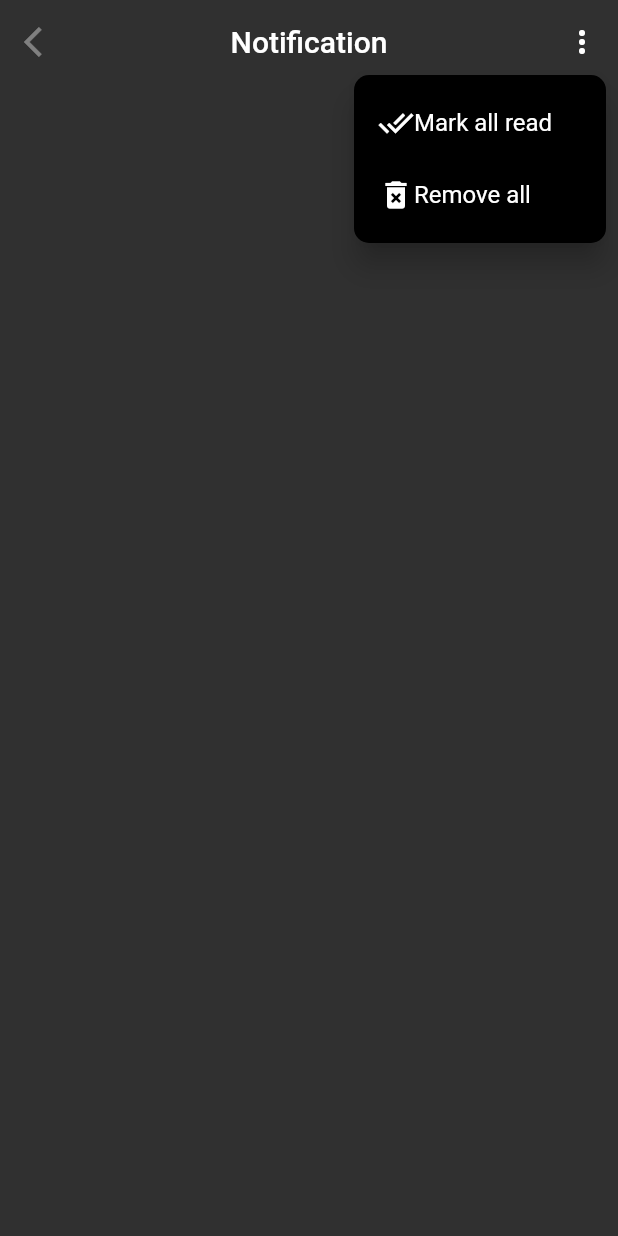
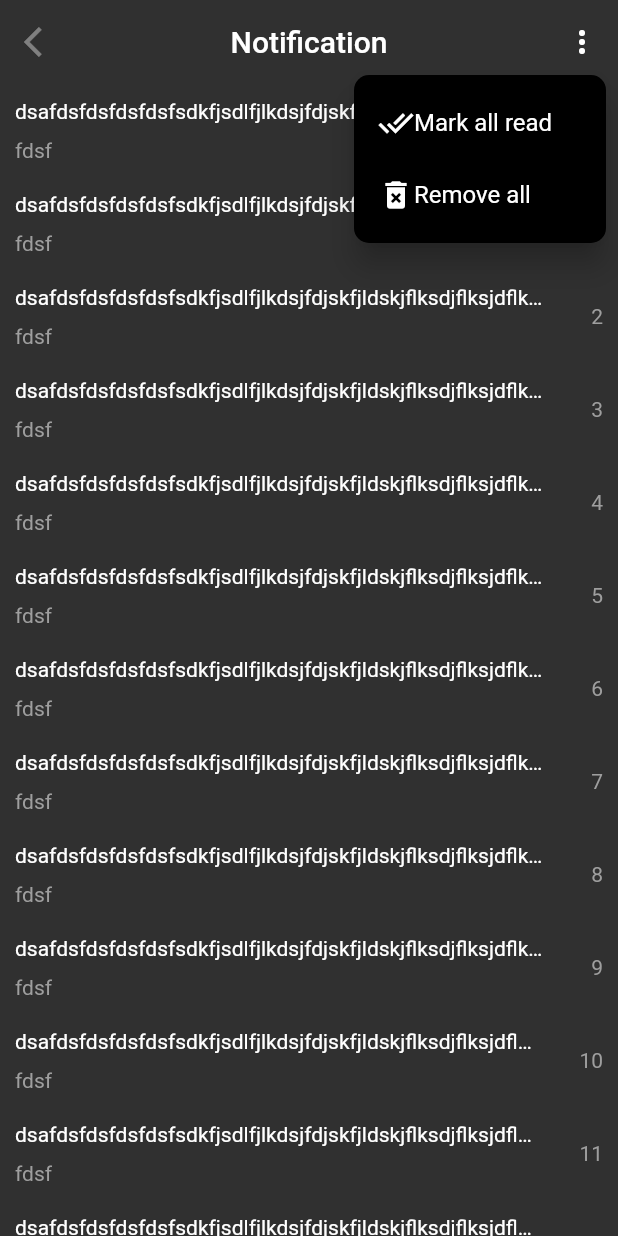
Before and after one commit to MiMi-Yup/ExpenseTracker, a Flutter app: the NotificationPage screen opened directly, after a tap on the "more vert" icon, on a phone screen of 412 x 824 dp. Run offline on Flutter 3.47's test engine with Material 2 defaults, Android fonts, the phone set to English and light mode, and no system bars; our stand-ins replace dotted_border, file_picker, fl_chart, image_picker, sliver_tools.

```diff
--- a/lib/main.dart
+++ b/lib/main.dart
@@ -6,6 +6,7 @@ import 'package:expense_tracker/page/first_setup/success.dart';
 import 'package:expense_tracker/page/home/nav.dart';
 import 'package:expense_tracker/page/introduction.dart';
 import 'package:expense_tracker/page/notification.dart';
+import 'package:expense_tracker/page/report/overview_report.dart';
 import 'package:expense_tracker/page/signup/signup.dart';
 import 'package:expense_tracker/page/signup/verify.dart';
 import 'package:expense_tracker/page/welcome_page.dart';
@@ -24,7 +25,7 @@ class MyApp extends StatelessWidget {
       debugShowCheckedModeBanner: false,
       theme: ThemeData.dark(),
       darkTheme: ThemeData.dark(),
-      home: Navigation(),
+      home: OverviewReport(),
     );
   }
 }
--- a/lib/page/home/nav.dart
+++ b/lib/page/home/nav.dart
@@ -51,7 +51,8 @@ class _NavigationState extends State<Navigation> {
           controller: _controller,
           physics: const NeverScrollableScrollPhysics(),
           itemCount: _itemsNav.length,
-          itemBuilder: (context, index) => TransactionPage()),
+          itemBuilder: (context, index) =>
+              index == 0 ? HomePage() : TransactionPage()),
     );
   }
 }
--- a/lib/page/notification.dart
+++ b/lib/page/notification.dart
@@ -54,6 +54,46 @@ class _NotificationPageState extends State<NotificationPage> {
         elevation: 0.0,
         backgroundColor: MyColor.mainBackgroundColor,
       ),
+      body: ListView(
+        children: List.generate(
+            30,
+            (index) => Padding(
+                  padding: EdgeInsets.all(10.0),
+                  child: Row(
+                      mainAxisAlignment: MainAxisAlignment.spaceBetween,
+                      children: [
+                        Expanded(
+                          child: Column(
+                            mainAxisSize: MainAxisSize.min,
+                            crossAxisAlignment: CrossAxisAlignment.start,
+                            children: [
+                              Text(
+                                "dsafdsfdsfdsfdsfsdkfjsdlfjlkdsjfdjskfjldskjflksdjflksjdflksdflkjdsfklfdsffdsfd",
+                                maxLines: 1,
+                                overflow: TextOverflow.ellipsis,
+                                softWrap: false,
+                              ),
+                              SizedBox(
+                                height: 10.0,
+                              ),
+                              Text(
+                                "fdsf",
+                                style: TextStyle(color: Colors.grey),
+                                maxLines: 1,
+                                overflow: TextOverflow.ellipsis,
+                                softWrap: false,
+                              )
+                            ],
+                          ),
+                        ),
+                        SizedBox(
+                          width: 30.0,
+                        ),
+                        Text(index.toString(),
+                            style: TextStyle(color: Colors.grey))
+                      ]),
+                )),
+      ),
     );
   }
 }
```
Also changed, not shown: lib/page/report/overview_report.dart (added, +133 -0 lines), lib/page/transaction/transaction_page.dart (+11 -3 lines).
